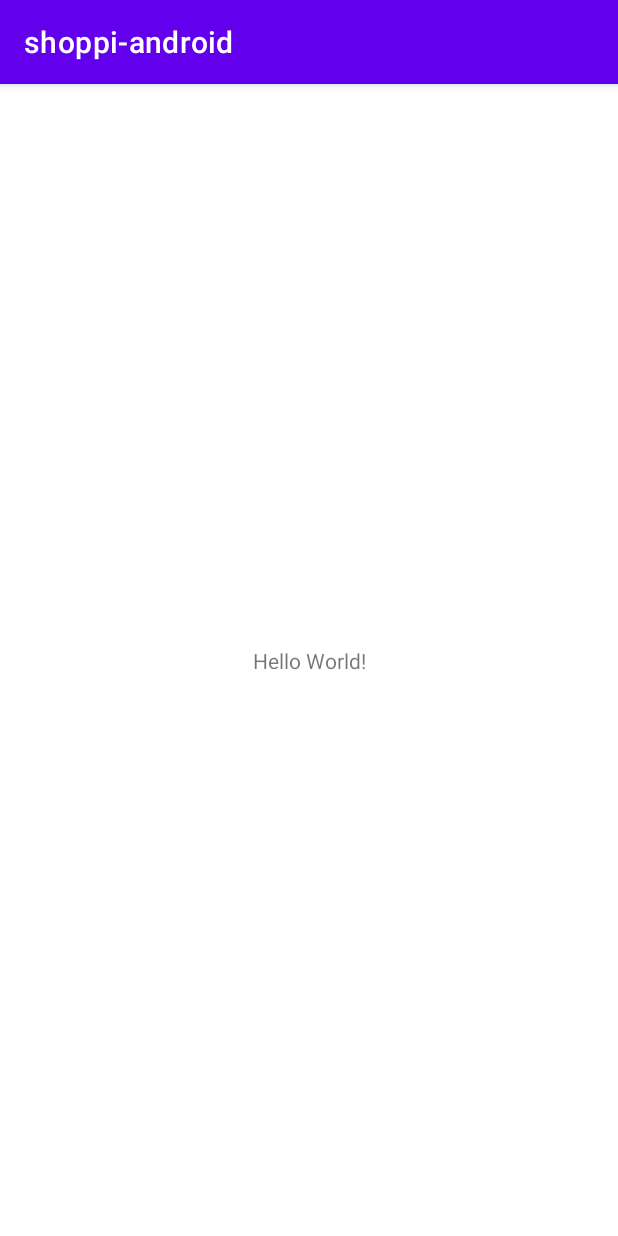
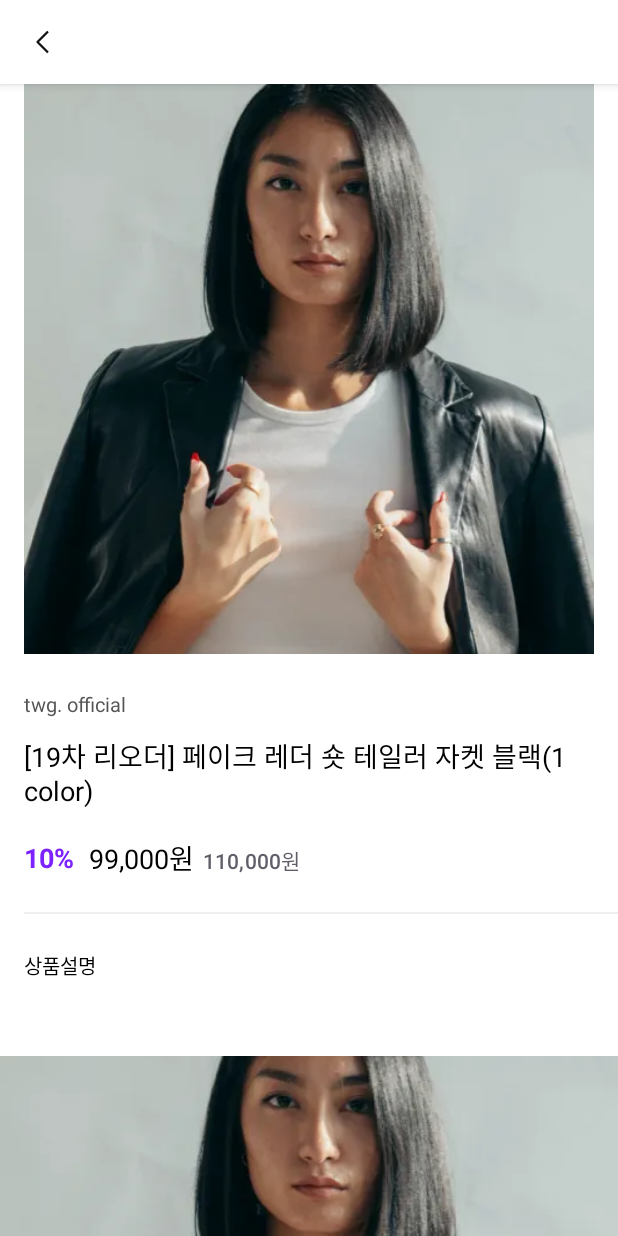
Before and after one commit to skysmyoo7/shoppi-android, an Android app: the screen it shows after launch (MainActivity), on a phone screen of 412 x 824 dp. Run offline under Robolectric (Android 15) with nearby library versions, the phone set to English and light mode, and no system bars.

Commit message:
shoppi-android

```diff
--- a/app/src/main/java/com/example/shoppi_android/MainActivity.kt
+++ b/app/src/main/java/com/example/shoppi_android/MainActivity.kt
@@ -6,6 +6,6 @@ import android.os.Bundle
 class MainActivity : AppCompatActivity() {
     override fun onCreate(savedInstanceState: Bundle?) {
         super.onCreate(savedInstanceState)
-        setContentView(R.layout.activity_main)
+        setContentView(R.layout.activity_product_detail)
     }
 }
--- /dev/null
+++ b/app/src/main/res/drawable/ic_gnb_back.xml
@@ -0,0 +1,13 @@
+<vector xmlns:android="http://schemas.android.com/apk/res/android"
+    android:width="24dp"
+    android:height="24dp"
+    android:viewportWidth="24"
+    android:viewportHeight="24">
+  <path
+      android:pathData="m16,5 l-7,7 7,7.005"
+      android:strokeLineJoin="round"
+      android:strokeWidth="1.5"
+      android:fillColor="#00000000"
+      android:strokeColor="#111"
+      android:fillType="evenOdd"/>
+</vector>
--- /dev/null
+++ b/app/src/main/res/layout/activity_product_detail.xml
@@ -0,0 +1,148 @@
+<?xml version="1.0" encoding="utf-8"?>
+<androidx.coordinatorlayout.widget.CoordinatorLayout
+
+    xmlns:android="http://schemas.android.com/apk/res/android"
+    xmlns:app="http://schemas.android.com/apk/res-auto"
+    android:layout_width="match_parent"
+    android:layout_height="match_parent">
+
+    <com.google.android.material.appbar.AppBarLayout
+        android:layout_width="match_parent"
+        android:layout_height="wrap_content"
+        android:background="@color/shoppi_white"
+        >
+
+        <androidx.appcompat.widget.Toolbar
+            android:id="@+id/toolbar_product_detail"
+            android:layout_width="match_parent"
+            android:layout_height="wrap_content"
+            app:navigationIcon="@drawable/ic_gnb_back"
+            app:layout_scrollFlags="scroll|enterAlways"
+            />
+
+    </com.google.android.material.appbar.AppBarLayout>
+
+
+    <androidx.core.widget.NestedScrollView
+        android:layout_width="match_parent"
+        android:layout_height="match_parent"
+        app:layout_behavior="@string/appbar_scrolling_view_behavior"
+        >
+
+        <androidx.constraintlayout.widget.ConstraintLayout
+            android:layout_width="match_parent"
+            android:layout_height="wrap_content">
+
+
+            <ImageView
+                android:id="@+id/iv_product_thumbnail"
+                android:layout_width="0dp"
+                android:layout_height="0dp"
+                android:layout_marginStart="16dp"
+                android:layout_marginEnd="16dp"
+                android:contentDescription="@string/description_product_thumbnail"
+                android:src="@drawable/img_pdp_top_01"
+                app:layout_constraintDimensionRatio="w, 1:1"
+                app:layout_constraintEnd_toEndOf="parent"
+                app:layout_constraintStart_toStartOf="parent"
+                app:layout_constraintTop_toTopOf="parent" />
+
+            <TextView
+                android:id="@+id/tv_product_brand_name"
+                style="@style/TextSubtitle3.Grey03"
+                android:layout_width="0dp"
+                android:layout_height="wrap_content"
+                android:layout_marginStart="16dp"
+                android:layout_marginTop="24dp"
+                android:layout_marginEnd="16dp"
+                android:text="twg. official"
+                app:layout_constraintEnd_toEndOf="parent"
+                app:layout_constraintStart_toStartOf="parent"
+                app:layout_constraintTop_toBottomOf="@+id/iv_product_thumbnail" />
+
+            <TextView
+                android:id="@+id/tv_product_label"
+                style="@style/TextMedium"
+                android:layout_width="0dp"
+                android:layout_height="wrap_content"
+                android:layout_marginStart="16dp"
+                android:layout_marginTop="12dp"
+                android:layout_marginEnd="16dp"
+                android:text="[19차 리오더] 페이크 레더 숏 테일러 자켓 블랙(1 color)"
+                app:layout_constraintEnd_toEndOf="parent"
+                app:layout_constraintStart_toStartOf="parent"
+                app:layout_constraintTop_toBottomOf="@id/tv_product_brand_name" />
+
+            <TextView
+                android:id="@+id/tv_product_discount_rate"
+                style="@style/TextMedium.Purple.Bold"
+                android:layout_width="wrap_content"
+                android:layout_height="wrap_content"
+                android:layout_marginStart="16dp"
+                android:layout_marginTop="20dp"
+                android:text="10%"
+                app:layout_constraintStart_toStartOf="parent"
+                app:layout_constraintTop_toBottomOf="@id/tv_product_label" />
+
+            <TextView
+                android:id="@+id/tv_product_discount_price"
+                style="@style/TextMedium"
+                android:layout_width="wrap_content"
+                android:layout_height="wrap_content"
+                android:layout_marginStart="10dp"
+                android:text="99,000원"
+                app:layout_constraintBottom_toBottomOf="@id/tv_product_discount_rate"
+                app:layout_constraintStart_toEndOf="@id/tv_product_discount_rate"
+                app:layout_constraintTop_toTopOf="@id/tv_product_discount_rate" />
+
+            <TextView
+                android:id="@+id/tv_product_price"
+                style="@style/TextSubtitle2.Grey05"
+                android:layout_width="wrap_content"
+                android:layout_height="wrap_content"
+                android:layout_marginStart="6dp"
+                android:text="110,000원"
+                app:layout_constraintBaseline_toBaselineOf="@id/tv_product_discount_price"
+                app:layout_constraintStart_toEndOf="@id/tv_product_discount_price" />
+
+            <View
+                android:id="@+id/view_divider_product"
+                android:layout_width="0dp"
+                android:layout_height="1dp"
+                android:layout_marginStart="16dp"
+                android:layout_marginTop="24dp"
+                android:background="#eeeff1"
+                app:layout_constraintStart_toStartOf="parent"
+                app:layout_constraintTop_toBottomOf="@id/tv_product_price" />
+
+            <TextView
+                android:id="@+id/tv_product_detail_image_title"
+                style="@style/TextSubtitle3"
+                android:layout_width="wrap_content"
+                android:layout_height="wrap_content"
+                android:layout_marginStart="16dp"
+                android:layout_marginTop="24dp"
+                android:text="@string/title_product_detail_image"
+                app:layout_constraintStart_toStartOf="parent"
+                app:layout_constraintTop_toBottomOf="@id/view_divider_product" />
+
+            <ImageView
+                android:id="@+id/iv_product_detail_image"
+                android:layout_width="0dp"
+                android:layout_height="wrap_content"
+                android:layout_marginTop="50dp"
+                android:contentDescription="@string/description_product_detail_image"
+                android:scaleType="centerCrop"
+                android:src="@drawable/img_pdp_top_01"
+                app:layout_constraintBottom_toBottomOf="parent"
+                app:layout_constraintEnd_toEndOf="parent"
+                app:layout_constraintStart_toStartOf="parent"
+                app:layout_constraintTop_toBottomOf="@id/tv_product_detail_image_title"
+                app:layout_goneMarginTop="24dp" />
+
+        </androidx.constraintlayout.widget.ConstraintLayout>
+
+
+    </androidx.core.widget.NestedScrollView>
+
+</androidx.coordinatorlayout.widget.CoordinatorLayout>
--- a/app/src/main/res/values-night/themes.xml
+++ b/app/src/main/res/values-night/themes.xml
@@ -1,14 +1,14 @@
 <resources xmlns:tools="http://schemas.android.com/tools">
     <!-- Base application theme. -->
-    <style name="Theme.Shoppiandroid" parent="Theme.MaterialComponents.DayNight.DarkActionBar">
+    <style name="Theme.Shoppiandroid" parent="Theme.MaterialComponents.DayNight.NoActionBar">
         <!-- Primary brand color. -->
-        <item name="colorPrimary">@color/purple_200</item>
-        <item name="colorPrimaryVariant">@color/purple_700</item>
-        <item name="colorOnPrimary">@color/black</item>
+        <item name="colorPrimary">@color/shoppi_purple</item>
+        <item name="colorPrimaryVariant">@color/shoppi_gradient_purple</item>
+        <item name="colorOnPrimary">@color/shoppi_black_01</item>
         <!-- Secondary brand color. -->
-        <item name="colorSecondary">@color/teal_200</item>
-        <item name="colorSecondaryVariant">@color/teal_200</item>
-        <item name="colorOnSecondary">@color/black</item>
+        <item name="colorSecondary">@color/shoppi_pink_01</item>
+        <item name="colorSecondaryVariant">@color/shoppi_pink_02</item>
+        <item name="colorOnSecondary">@color/shoppi_black_01</item>
         <!-- Status bar color. -->
         <item name="android:statusBarColor" tools:targetApi="l">?attr/colorPrimaryVariant</item>
         <!-- Customize your theme here. -->
--- a/app/src/main/res/values/colors.xml
+++ b/app/src/main/res/values/colors.xml
@@ -1,10 +1,22 @@
 <?xml version="1.0" encoding="utf-8"?>
 <resources>
-    <color name="purple_200">#FFBB86FC</color>
-    <color name="purple_500">#FF6200EE</color>
-    <color name="purple_700">#FF3700B3</color>
-    <color name="teal_200">#FF03DAC5</color>
-    <color name="teal_700">#FF018786</color>
-    <color name="black">#FF000000</color>
-    <color name="white">#FFFFFFFF</color>
+    <color name="shoppi_purple">#7d22ff</color>
+    <color name="shoppi_pink_01">#66e062ff</color>
+    <color name="shoppi_pink_02">#11e062ff</color>
+    <color name="shoppi_gradient_purple">#6b19ff</color>
+    <color name="shoppi_gradient_pink">#fd62ff</color>
+    <color name="shoppi_black_01">#000000</color>
+    <color name="shoppi_black_02">#111111</color>
+    <color name="shoppi_grey_01">#5f5f69</color>
+    <color name="shoppi_grey_02">#52514d</color>
+    <color name="shoppi_grey_03">#555555</color>
+    <color name="shoppi_grey_04">#888888</color>
+    <color name="shoppi_grey_05">#939393</color>
+    <color name="shoppi_grey_06">#d1d1d1</color>
+    <color name="shoppi_grey_07">#d6d6d6</color>
+    <color name="shoppi_grey_08">#e9e9e9</color>
+    <color name="shoppi_grey_09">#eeeff1</color>
+    <color name="shoppi_bluegrey">#f2f4f6</color>
+    <color name="shoppi_white">#ffffff</color>
+    <color name="shoppi_brown">#967a6d</color>
 </resources>
--- a/app/src/main/res/values/strings.xml
+++ b/app/src/main/res/values/strings.xml
@@ -1,3 +1,6 @@
 <resources>
     <string name="app_name">shoppi-android</string>
+    <string name="description_product_thumbnail">상품 상세 대표 이미지</string>
+    <string name="title_product_detail_image">상품설명</string>
+    <string name="description_product_detail_image">상품 상세 이미지</string>
 </resources>
--- /dev/null
+++ b/app/src/main/res/values/styles.xml
@@ -0,0 +1,65 @@
+<?xml version="1.0" encoding="utf-8"?>
+<resources>
+    <!-- Text Style -->
+    <style name="TextSubtitle1" parent="TextAppearance.MaterialComponents.Subtitle1">
+        <item name="android:textColor">@color/shoppi_black_01</item>
+    </style>
+
+    <style name="TextSubtitle1.White">
+        <item name="android:textColor">@color/shoppi_white</item>
+    </style>
+
+    <style name="TextMedium" parent="TextAppearance.AppCompat.Medium">
+        <item name="android:textColor">@color/shoppi_black_01</item>
+    </style>
+
+    <style name="TextMedium.Purple">
+        <item name="android:textColor">@color/shoppi_purple</item>
+    </style>
+
+    <style name="TextMedium.Purple.Bold">
+        <item name="android:textStyle">bold</item>
+        <item name="android:textColor">@color/shoppi_purple</item>
+    </style>
+
+    <style name="TextSubtitle1.White.bold">
+        <item name="android:textStyle">bold</item>
+        <item name="android:textColor">@color/shoppi_white</item>
+    </style>
+
+    <style name="TextSubtitle2" parent="TextAppearance.MaterialComponents.Subtitle2">
+        <item name="android:textColor">@color/shoppi_black_01</item>
+    </style>
+
+    <style name="TextSubtitle2.Grey05" parent="TextAppearance.MaterialComponents.Subtitle2">
+        <item name="android:textColor">@color/shoppi_grey_01</item>
+    </style>
+
+    <style name="TextSubtitle3">
+        <item name="android:textSize">13sp</item>
+        <item name="android:textColor">@color/shoppi_black_01</item>
+    </style>
+
+    <style name="TextSubtitle3.Grey03">
+        <item name="android:textColor">@color/shoppi_grey_03</item>
+    </style>
+
+    <style name="TextCaption1" parent="TextAppearance.AppCompat.Caption">
+        <item name="android:textColor">@color/shoppi_black_01</item>
+    </style>
+
+    <style name="TextCaption1.Grey03" parent="TextAppearance.AppCompat.Caption">
+        <item name="android:textColor">@color/shoppi_grey_03</item>
+    </style>
+
+    <style name="TextCaption2" parent="TextAppearance.AppCompat.Caption">
+        <item name="android:textSize">11sp</item>
+        <item name="android:textColor">@color/shoppi_black_01</item>
+    </style>
+
+
+
+
+
+
+</resources>
--- a/app/src/main/res/values/themes.xml
+++ b/app/src/main/res/values/themes.xml
@@ -1,14 +1,14 @@
 <resources xmlns:tools="http://schemas.android.com/tools">
     <!-- Base application theme. -->
-    <style name="Theme.Shoppiandroid" parent="Theme.MaterialComponents.DayNight.DarkActionBar">
+    <style name="Theme.Shoppiandroid" parent="Theme.MaterialComponents.DayNight.NoActionBar">
         <!-- Primary brand color. -->
-        <item name="colorPrimary">@color/purple_500</item>
-        <item name="colorPrimaryVariant">@color/purple_700</item>
-        <item name="colorOnPrimary">@color/white</item>
+        <item name="colorPrimary">@color/shoppi_purple</item>
+        <item name="colorPrimaryVariant">@color/shoppi_gradient_purple</item>
+        <item name="colorOnPrimary">@color/shoppi_white</item>
         <!-- Secondary brand color. -->
-        <item name="colorSecondary">@color/teal_200</item>
-        <item name="colorSecondaryVariant">@color/teal_700</item>
-        <item name="colorOnSecondary">@color/black</item>
+        <item name="colorSecondary">@color/shoppi_pink_01</item>
+        <item name="colorSecondaryVariant">@color/shoppi_pink_02</item>
+        <item name="colorOnSecondary">@color/shoppi_black_01</item>
         <!-- Status bar color. -->
         <item name="android:statusBarColor" tools:targetApi="l">?attr/colorPrimaryVariant</item>
         <!-- Customize your theme here. -->
```
Also changed, not shown: app/src/main/res/drawable-hdpi/img_pdp_top_01.webp (added), app/src/main/res/drawable-mdpi/img_pdp_top_01.webp (added), app/src/main/res/drawable-xhdpi/img_pdp_top_01.webp (added), app/src/main/res/drawable-xxhdpi/img_pdp_top_01.webp (added), app/src/main/res/drawable-xxxhdpi/img_pdp_top_01.webp (added).
